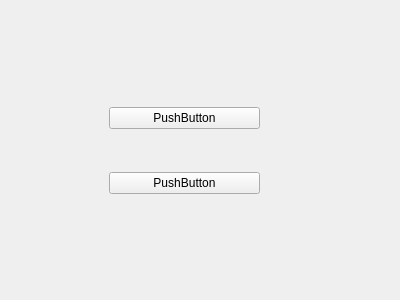
Qt form ui/Main.ui (Dutongxue/hostComputer) before a commit.
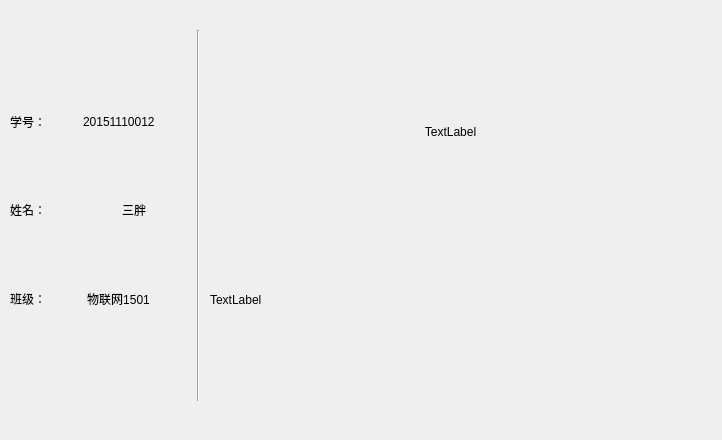
The same form after that commit.

Patch:
```diff
--- a/ui/Main.ui
+++ b/ui/Main.ui
@@ -6,37 +6,261 @@
    <rect>
     <x>0</x>
     <y>0</y>
-    <width>400</width>
-    <height>300</height>
+    <width>722</width>
+    <height>440</height>
    </rect>
   </property>
   <property name="windowTitle">
    <string>Main</string>
   </property>
+  <widget class="Line" name="line">
+   <property name="geometry">
+    <rect>
+     <x>190</x>
+     <y>30</y>
+     <width>16</width>
+     <height>371</height>
+    </rect>
+   </property>
+   <property name="orientation">
+    <enum>Qt::Vertical</enum>
+   </property>
+  </widget>
   <widget class="QWidget" name="verticalLayoutWidget">
    <property name="geometry">
     <rect>
-     <x>100</x>
-     <y>70</y>
-     <width>160</width>
-     <height>161</height>
+     <x>10</x>
+     <y>50</y>
+     <width>176</width>
+     <height>321</height>
     </rect>
    </property>
-   <layout class="QVBoxLayout" name="verticalLayout" stretch="1,2">
-    <property name="leftMargin">
-     <number>9</number>
-    </property>
+   <layout class="QVBoxLayout" name="verticalLayout">
     <item>
-     <widget class="QPushButton" name="pushButton">
+     <spacer name="verticalSpacer_3">
+      <property name="orientation">
+       <enum>Qt::Vertical</enum>
+      </property>
+      <property name="sizeHint" stdset="0">
+       <size>
+        <width>58</width>
+        <height>68</height>
+       </size>
+      </property>
+     </spacer>
+    </item>
+    <item>
+     <layout class="QHBoxLayout" name="horizontalLayout">
+      <item>
+       <widget class="QLabel" name="label_4">
+        <property name="frameShape">
+         <enum>QFrame::NoFrame</enum>
+        </property>
+        <property name="frameShadow">
+         <enum>QFrame::Plain</enum>
+        </property>
+        <property name="text">
+         <string>学号：</string>
+        </property>
+       </widget>
+      </item>
+      <item>
+       <spacer name="horizontalSpacer">
+        <property name="orientation">
+         <enum>Qt::Horizontal</enum>
+        </property>
+        <property name="sizeHint" stdset="0">
+         <size>
+          <width>40</width>
+          <height>20</height>
+         </size>
+        </property>
+       </spacer>
+      </item>
+      <item>
+       <widget class="QLabel" name="label">
+        <property name="text">
+         <string>20151110012</string>
+        </property>
+       </widget>
+      </item>
+      <item>
+       <spacer name="horizontalSpacer_3">
+        <property name="orientation">
+         <enum>Qt::Horizontal</enum>
+        </property>
+        <property name="sizeHint" stdset="0">
+         <size>
+          <width>40</width>
+          <height>20</height>
+         </size>
+        </property>
+       </spacer>
+      </item>
+     </layout>
+    </item>
+    <item>
+     <spacer name="verticalSpacer">
+      <property name="orientation">
+       <enum>Qt::Vertical</enum>
+      </property>
+      <property name="sizeHint" stdset="0">
+       <size>
+        <width>58</width>
+        <height>68</height>
+       </size>
+      </property>
+     </spacer>
+    </item>
+    <item>
+     <layout class="QHBoxLayout" name="horizontalLayout_3">
+      <item>
+       <widget class="QLabel" name="label_7">
+        <property name="text">
+         <string>姓名：</string>
+        </property>
+       </widget>
+      </item>
+      <item>
+       <spacer name="horizontalSpacer_6">
+        <property name="orientation">
+         <enum>Qt::Horizontal</enum>
+        </property>
+        <property name="sizeHint" stdset="0">
+         <size>
+          <width>40</width>
+          <height>20</height>
+         </size>
+        </property>
+       </spacer>
+      </item>
+      <item>
+       <widget class="QLabel" name="label_8">
+        <property name="autoFillBackground">
+         <bool>false</bool>
+        </property>
+        <property name="text">
+         <string>三胖</string>
+        </property>
+       </widget>
+      </item>
+      <item>
+       <spacer name="horizontalSpacer_2">
+        <property name="orientation">
+         <enum>Qt::Horizontal</enum>
+        </property>
+        <property name="sizeType">
+         <enum>QSizePolicy::Maximum</enum>
+        </property>
+        <property name="sizeHint" stdset="0">
+         <size>
+          <width>40</width>
+          <height>20</height>
+         </size>
+        </property>
+       </spacer>
+      </item>
+     </layout>
+    </item>
+    <item>
+     <spacer name="verticalSpacer_2">
+      <property name="orientation">
+       <enum>Qt::Vertical</enum>
+      </property>
+      <property name="sizeHint" stdset="0">
+       <size>
+        <width>58</width>
+        <height>68</height>
+       </size>
+      </property>
+     </spacer>
+    </item>
+    <item>
+     <layout class="QHBoxLayout" name="horizontalLayout_4">
+      <item>
+       <widget class="QLabel" name="label_9">
+        <property name="text">
+         <string>班级：</string>
+        </property>
+       </widget>
+      </item>
+      <item>
+       <spacer name="horizontalSpacer_4">
+        <property name="orientation">
+         <enum>Qt::Horizontal</enum>
+        </property>
+        <property name="sizeHint" stdset="0">
+         <size>
+          <width>40</width>
+          <height>20</height>
+         </size>
+        </property>
+       </spacer>
+      </item>
+      <item>
+       <widget class="QLabel" name="label_10">
+        <property name="text">
+         <string>物联网1501</string>
+        </property>
+        <property name="alignment">
+         <set>Qt::AlignCenter</set>
+        </property>
+       </widget>
+      </item>
+      <item>
+       <spacer name="horizontalSpacer_5">
+        <property name="orientation">
+         <enum>Qt::Horizontal</enum>
+        </property>
+        <property name="sizeHint" stdset="0">
+         <size>
+          <width>40</width>
+          <height>20</height>
+         </size>
+        </property>
+       </spacer>
+      </item>
+     </layout>
+    </item>
+    <item>
+     <spacer name="verticalSpacer_4">
+      <property name="orientation">
+       <enum>Qt::Vertical</enum>
+      </property>
+      <property name="sizeHint" stdset="0">
+       <size>
+        <width>58</width>
+        <height>68</height>
+       </size>
+      </property>
+     </spacer>
+    </item>
+   </layout>
+  </widget>
+  <widget class="QWidget" name="gridLayoutWidget">
+   <property name="geometry">
+    <rect>
+     <x>210</x>
+     <y>50</y>
+     <width>481</width>
+     <height>331</height>
+    </rect>
+   </property>
+   <layout class="QGridLayout" name="gridLayout">
+    <item row="0" column="0">
+     <widget class="QLabel" name="label_2">
       <property name="text">
-       <string>PushButton</string>
+       <string>TextLabel</string>
+      </property>
+      <property name="alignment">
+       <set>Qt::AlignCenter</set>
       </property>
      </widget>
     </item>
-    <item>
-     <widget class="QPushButton" name="pushButton_2">
+    <item row="1" column="0">
+     <widget class="QLabel" name="label_3">
       <property name="text">
-       <string>PushButton</string>
+       <string>TextLabel</string>
       </property>
      </widget>
     </item>
```
